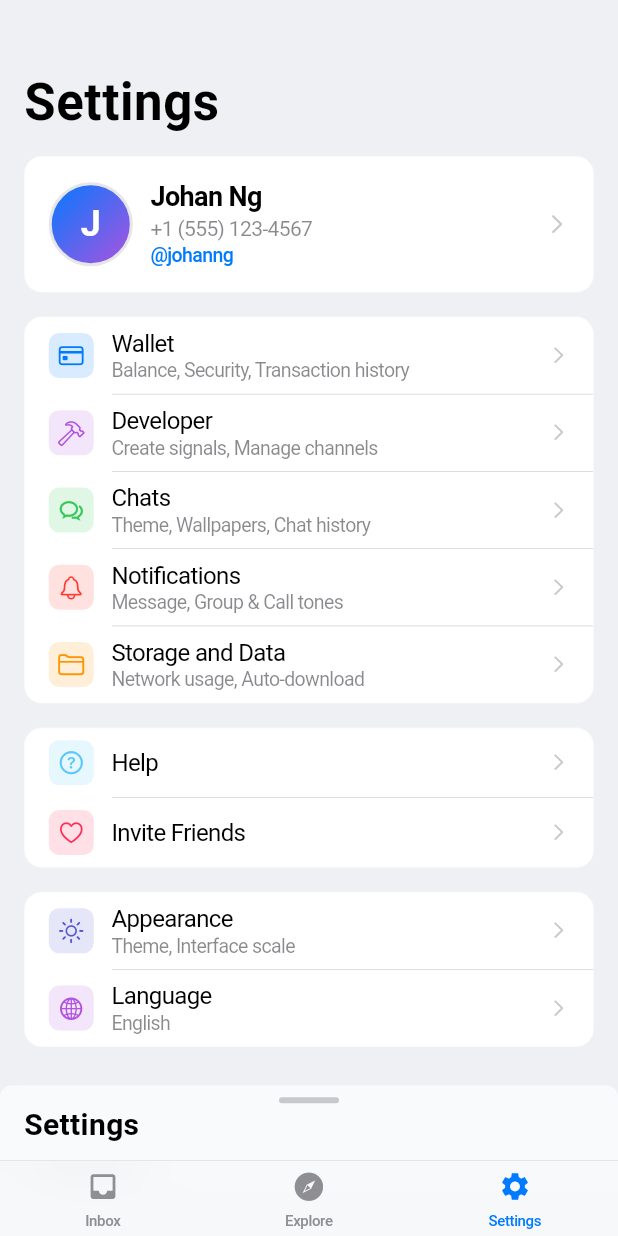
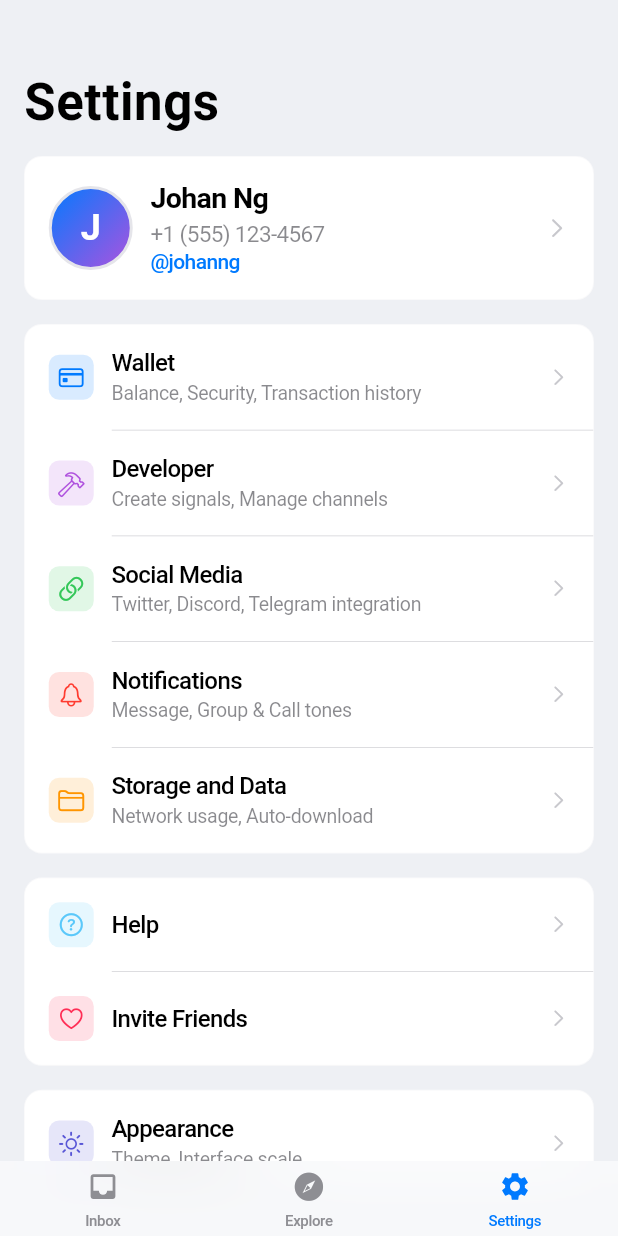
Before and after one commit to 0xjeffro/Signal, a Flutter app: the screen it shows after launch, item 3 of the bottom bar chosen, on a phone screen of 412 x 824 dp. Run offline on Flutter 3.47's test engine with Material 3 defaults, Android fonts, the phone set to English and light mode, and no system bars; our stand-ins replace flutter_svg.

Commit message:
Refactor UI components in HomePage and SettingsPage for improved user experience
- Updated the HomePage to conditionally display the DraggableBottomSheet only on Inbox and Explore tabs, enhancing usability.
- Modified the SettingsPage by changing the 'Chats' item to 'Social Media' with updated icon and subtitle for clearer functionality.
- Adjusted various text styles and spacing in the SettingsPage for better readability and visual consistency.

```diff
--- a/signal_app/lib/main.dart
+++ b/signal_app/lib/main.dart
@@ -122,6 +122,8 @@ class MyHomePage extends StatelessWidget {
         children: [
           // 让背景内容延伸到底部，为毛玻璃效果提供背景
           Positioned.fill(child: _buildBody(appState)),
+          // 只在Inbox和Explore页面显示底部sheet
+          if (appState.selectedIndex == 0 || appState.selectedIndex == 1)
             Positioned(
               bottom: 0,
               left: 0,
--- a/signal_app/lib/pages/settings_page.dart
+++ b/signal_app/lib/pages/settings_page.dart
@@ -53,11 +53,11 @@ class _SettingsPageState extends State<SettingsPage> {
                       onTap: () => _showComingSoon(context, 'Developer'),
                     ),
                     _SettingsItem(
-                      icon: CupertinoIcons.chat_bubble_2,
+                      icon: CupertinoIcons.link,
                       iconColor: CupertinoColors.systemGreen,
-                      title: 'Chats',
-                      subtitle: 'Theme, Wallpapers, Chat history',
-                      onTap: () => _showComingSoon(context, 'Chats'),
+                      title: 'Social Media',
+                      subtitle: 'Twitter, Discord, Telegram integration',
+                      onTap: () => _showComingSoon(context, 'Social Media'),
                     ),
                     _SettingsItem(
                       icon: CupertinoIcons.bell,
@@ -114,7 +114,7 @@ class _SettingsPageState extends State<SettingsPage> {
                   ],
                 ),
 
-                SizedBox(height: 120), // 为bottom sheet留空间
+                SizedBox(height: 32), // 底部间距
               ],
             ),
           ),
@@ -190,29 +190,29 @@ class _SettingsPageState extends State<SettingsPage> {
                   Text(
                     'Johan Ng',
                     style: TextStyle(
-                      fontSize: 18,
+                      fontSize: 19,
                       fontWeight: FontWeight.w600,
                       color: CupertinoColors.label.resolveFrom(context),
                       height: 1.2,
                     ),
                   ),
-                  SizedBox(height: 2),
+                  SizedBox(height: 3),
                   Text(
                     '+1 (555) 123-4567',
                     style: TextStyle(
-                      fontSize: 14,
+                      fontSize: 15,
                       fontWeight: FontWeight.w400,
                       color: CupertinoColors.secondaryLabel.resolveFrom(
                         context,
                       ),
-                      height: 1.2,
+                      height: 1.3,
                     ),
                   ),
                   SizedBox(height: 1),
                   Text(
                     '@johanng',
                     style: TextStyle(
-                      fontSize: 13,
+                      fontSize: 14,
                       fontWeight: FontWeight.w500,
                       color: CupertinoColors.systemBlue.resolveFrom(context),
                       height: 1.2,
@@ -273,7 +273,7 @@ class _SettingsPageState extends State<SettingsPage> {
       padding: EdgeInsets.zero,
       onPressed: item.onTap,
       child: Container(
-        padding: EdgeInsets.symmetric(horizontal: 16, vertical: 8),
+        padding: EdgeInsets.all(16),
         child: Row(
           children: [
             // 图标
@@ -297,19 +297,23 @@ class _SettingsPageState extends State<SettingsPage> {
                     item.title,
                     style: TextStyle(
                       fontSize: 16,
-                      fontWeight: FontWeight.normal,
+                      fontWeight: FontWeight.w500,
                       color: CupertinoColors.label.resolveFrom(context),
+                      height: 1.2,
                     ),
                   ),
                   if (item.subtitle != null) ...[
-                    SizedBox(height: 1),
+                    SizedBox(height: 2),
                     Text(
                       item.subtitle!,
                       style: TextStyle(
                         fontSize: 13,
+                        fontWeight: FontWeight.w400,
                         color: CupertinoColors.secondaryLabel.resolveFrom(
                           context,
                         ),
+                        height: 1.3,
+                        letterSpacing: -0.2,
                       ),
                     ),
                   ],
```
Lines whose indentation alone changed are shown as unchanged.
